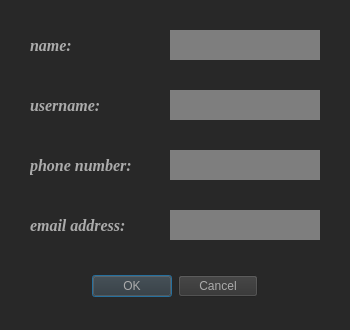
First picture: the form in project_management/change_information.ui, repository AP-projects-4001/hamidreza-ataei, before the edit.
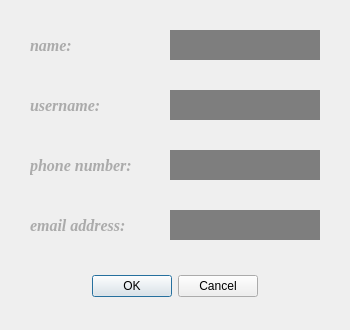
Second picture: the form after the edit.

The edit to the form file:
```diff
--- a/project_management/change_information.ui
+++ b/project_management/change_information.ui
@@ -26,7 +26,7 @@
    <string>Dialog</string>
   </property>
   <property name="styleSheet">
-   <string notr="true">background-color: rgb(40, 40, 40);</string>
+   <string notr="true"/>
   </property>
   <widget class="QDialogButtonBox" name="buttonBox">
    <property name="geometry">
@@ -41,8 +41,7 @@
     <cursorShape>PointingHandCursor</cursorShape>
    </property>
    <property name="styleSheet">
-    <string notr="true">color: rgb(171, 171, 171);
-background-color: rgb(50, 50, 50);</string>
+    <string notr="true"/>
    </property>
    <property name="orientation">
     <enum>Qt::Horizontal</enum>
```
